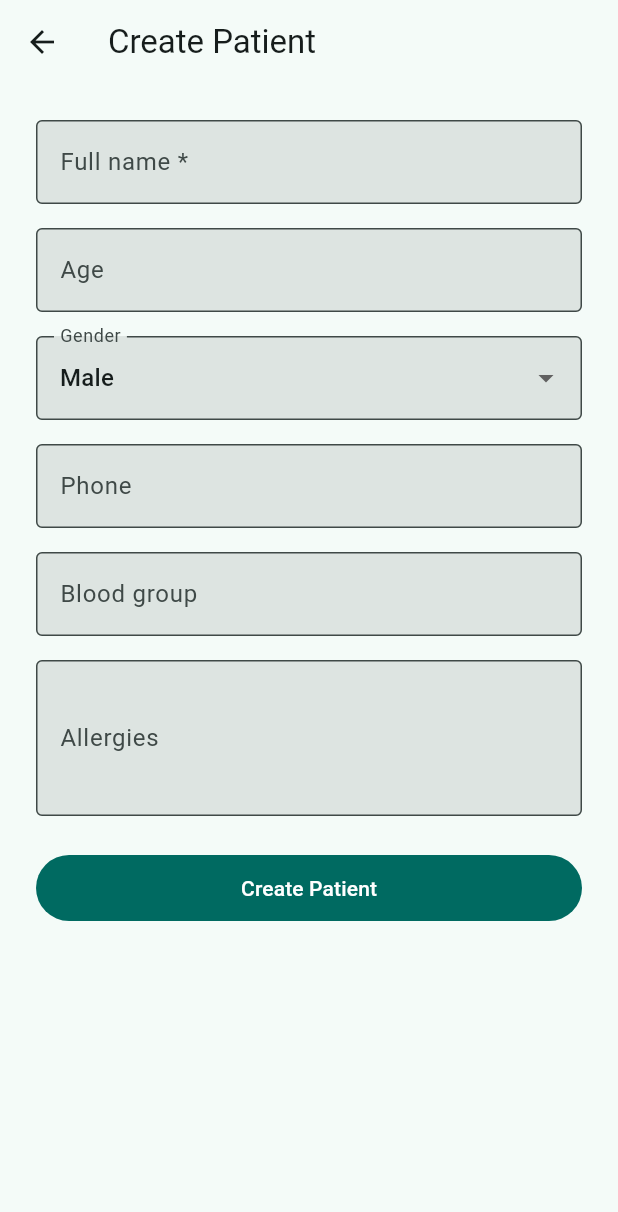
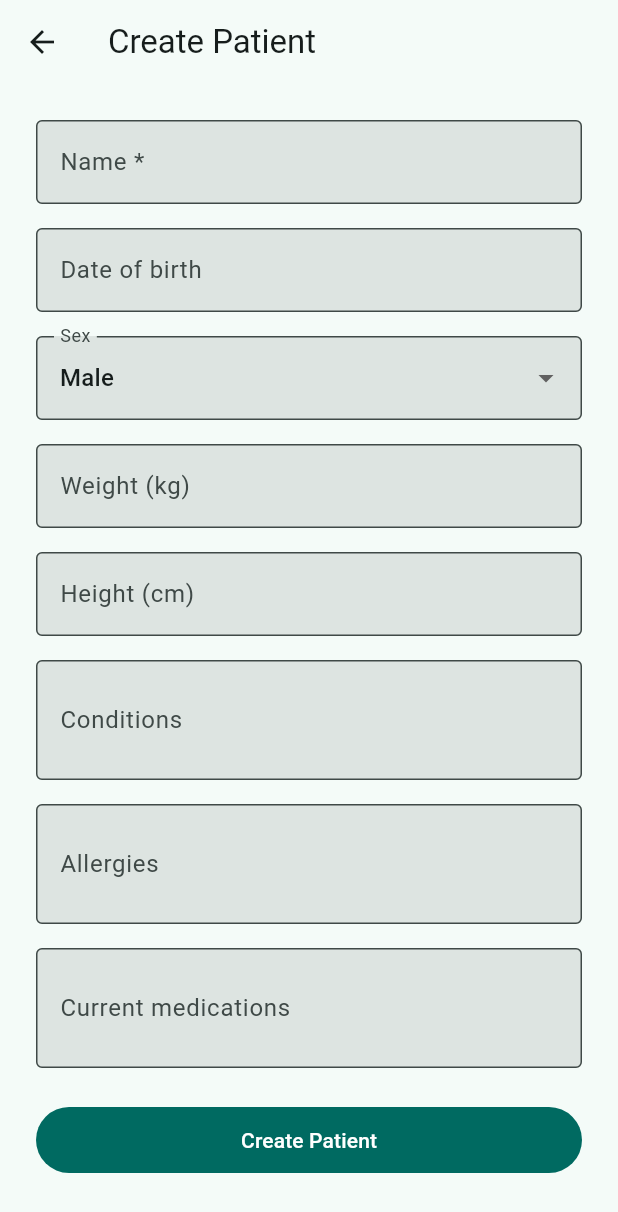
Before and after one commit to shahryar7254/HealthMeat, a Flutter app: the CreatePatientScreen screen opened directly, on a phone screen of 412 x 824 dp. Shown: the top 1212 px of the screen. Run offline on Flutter 3.47's test engine with Material 3 defaults, Android fonts, the phone set to English and light mode, and no system bars; our stand-ins replace image_picker, shared_preferences; accounts and stored records are empty.

Commit message:
used clear

```diff
--- a/lib/config/api_config.dart
+++ b/lib/config/api_config.dart
@@ -1,14 +1,29 @@
+import 'dart:io' show Platform;
+
+import 'package:flutter/foundation.dart';
+
 class ApiConfig {
-  /// Change this to your backend URL (Swagger pe jo dikhta hai).
-  static const String baseUrl = 'http://127.0.0.1:8000';
+  /// Physical device par test karne ke liye apne PC ka LAN IP yahan set karo.
+  /// Example: 'http://192.168.1.5:8000'
+  static const String? physicalDeviceHost = null;
+
+  /// Backend base URL — platform ke hisaab se auto select.
+  static String get baseUrl {
+    if (physicalDeviceHost != null && physicalDeviceHost!.isNotEmpty) {
+      return physicalDeviceHost!;
+    }
+    if (kIsWeb) return 'http://127.0.0.1:8000';
+    if (!kIsWeb && Platform.isAndroid) return 'http://10.0.2.2:8000';
+    return 'http://127.0.0.1:8000';
+  }
 
   static const String register = '/api/v1/auth/register';
   static const String login = '/api/v1/auth/login';
   static const String patients = '/api/v1/patients/';
   static const String scanPrescription = '/api/v1/prescriptions/scan';
 
-  /// true = API ke baghair demo data; real API ready ho to false kar dena.
-  static const bool useMockPrescriptionScan = true;
+  /// false = real backend API use hogi.
+  static const bool useMockPrescriptionScan = false;
 
   static String patientById(String id) => '/api/v1/patients/$id';
 }
--- a/lib/main.dart
+++ b/lib/main.dart
@@ -24,7 +24,7 @@ class HealthMateApp extends StatelessWidget {
           filled: true,
         ),
       ),
-      home: const login_screencreen(),
+      home: const LoginScreen(),
     );
   }
 }
--- a/lib/screens/create_patient_screen.dart
+++ b/lib/screens/create_patient_screen.dart
@@ -12,22 +12,34 @@ class CreatePatientScreen extends StatefulWidget {
 class _CreatePatientScreenState extends State<CreatePatientScreen> {
   final _formKey = GlobalKey<FormState>();
   final _nameCtrl = TextEditingController();
-  final _ageCtrl = TextEditingController();
-  final _phoneCtrl = TextEditingController();
-  final _bloodCtrl = TextEditingController();
+  final _dobCtrl = TextEditingController();
+  final _weightCtrl = TextEditingController();
+  final _heightCtrl = TextEditingController();
+  final _conditionsCtrl = TextEditingController();
   final _allergiesCtrl = TextEditingController();
+  final _medicationsCtrl = TextEditingController();
   final _api = ApiService();
-  String _gender = 'male';
+  String _sex = 'male';
   bool _loading = false;
 
   @override
   void dispose() {
     _nameCtrl.dispose();
-    _ageCtrl.dispose();
-    _phoneCtrl.dispose();
-    _bloodCtrl.dispose();
+    _dobCtrl.dispose();
+    _weightCtrl.dispose();
+    _heightCtrl.dispose();
+    _conditionsCtrl.dispose();
     _allergiesCtrl.dispose();
+    _medicationsCtrl.dispose();
     super.dispose();
+  }
+
+  List<String> _splitList(String value) {
+    return value
+        .split(',')
+        .map((s) => s.trim())
+        .where((s) => s.isNotEmpty)
+        .toList();
   }
 
   Future<void> _submit() async {
@@ -35,20 +47,22 @@ class _CreatePatientScreenState extends State<CreatePatientScreen> {
     setState(() => _loading = true);
     try {
       final body = <String, dynamic>{
-        'full_name': _nameCtrl.text.trim(),
-        'gender': _gender,
-        if (_ageCtrl.text.trim().isNotEmpty)
-          'age': int.tryParse(_ageCtrl.text.trim()),
-        if (_phoneCtrl.text.trim().isNotEmpty) 'phone': _phoneCtrl.text.trim(),
-        if (_bloodCtrl.text.trim().isNotEmpty)
-          'blood_group': _bloodCtrl.text.trim(),
-        if (_allergiesCtrl.text.trim().isNotEmpty)
-          'allergies': _allergiesCtrl.text.trim(),
+        'name': _nameCtrl.text.trim(),
+        'sex': _sex,
+        if (_dobCtrl.text.trim().isNotEmpty)
+          'date_of_birth': _dobCtrl.text.trim(),
+        if (_weightCtrl.text.trim().isNotEmpty)
+          'weight_kg': double.tryParse(_weightCtrl.text.trim()),
+        if (_heightCtrl.text.trim().isNotEmpty)
+          'height_cm': double.tryParse(_heightCtrl.text.trim()),
+        'conditions': _splitList(_conditionsCtrl.text),
+        'allergies': _splitList(_allergiesCtrl.text),
+        'current_medications': _splitList(_medicationsCtrl.text),
       };
 
       final data = await _api.createPatient(body);
       if (!mounted) return;
-      final id = data['id']?.toString() ?? data['patient_id']?.toString();
+      final id = data['id']?.toString();
       ScaffoldMessenger.of(context).showSnackBar(
         SnackBar(
           content: Text(
@@ -84,7 +98,7 @@ class _CreatePatientScreenState extends State<CreatePatientScreen> {
                 TextFormField(
                   controller: _nameCtrl,
                   decoration: const InputDecoration(
-                    labelText: 'Full name *',
+                    labelText: 'Name *',
                     border: OutlineInputBorder(),
                   ),
                   validator: (v) {
@@ -94,18 +108,18 @@ class _CreatePatientScreenState extends State<CreatePatientScreen> {
                 ),
                 const SizedBox(height: 16),
                 TextFormField(
-                  controller: _ageCtrl,
-                  keyboardType: TextInputType.number,
+                  controller: _dobCtrl,
                   decoration: const InputDecoration(
-                    labelText: 'Age',
+                    labelText: 'Date of birth',
                     border: OutlineInputBorder(),
+                    hintText: 'YYYY-MM-DD',
                   ),
                 ),
                 const SizedBox(height: 16),
                 DropdownButtonFormField<String>(
-                  value: _gender,
+                  initialValue: _sex,
                   decoration: const InputDecoration(
-                    labelText: 'Gender',
+                    labelText: 'Sex',
                     border: OutlineInputBorder(),
                   ),
                   items: const [
@@ -114,34 +128,55 @@ class _CreatePatientScreenState extends State<CreatePatientScreen> {
                     DropdownMenuItem(value: 'other', child: Text('Other')),
                   ],
                   onChanged: (v) {
-                    if (v != null) setState(() => _gender = v);
+                    if (v != null) setState(() => _sex = v);
                   },
                 ),
                 const SizedBox(height: 16),
                 TextFormField(
-                  controller: _phoneCtrl,
-                  keyboardType: TextInputType.phone,
+                  controller: _weightCtrl,
+                  keyboardType: TextInputType.number,
                   decoration: const InputDecoration(
-                    labelText: 'Phone',
+                    labelText: 'Weight (kg)',
                     border: OutlineInputBorder(),
                   ),
                 ),
                 const SizedBox(height: 16),
                 TextFormField(
-                  controller: _bloodCtrl,
+                  controller: _heightCtrl,
+                  keyboardType: TextInputType.number,
                   decoration: const InputDecoration(
-                    labelText: 'Blood group',
+                    labelText: 'Height (cm)',
                     border: OutlineInputBorder(),
-                    hintText: 'e.g. A+',
+                  ),
+                ),
+                const SizedBox(height: 16),
+                TextFormField(
+                  controller: _conditionsCtrl,
+                  maxLines: 2,
+                  decoration: const InputDecoration(
+                    labelText: 'Conditions',
+                    border: OutlineInputBorder(),
+                    hintText: 'Comma separated, e.g. diabetes, hypertension',
                   ),
                 ),
                 const SizedBox(height: 16),
                 TextFormField(
                   controller: _allergiesCtrl,
-                  maxLines: 3,
+                  maxLines: 2,
                   decoration: const InputDecoration(
                     labelText: 'Allergies',
                     border: OutlineInputBorder(),
+                    hintText: 'Comma separated, e.g. penicillin, aspirin',
+                  ),
+                ),
+                const SizedBox(height: 16),
+                TextFormField(
+                  controller: _medicationsCtrl,
+                  maxLines: 2,
+                  decoration: const InputDecoration(
+                    labelText: 'Current medications',
+                    border: OutlineInputBorder(),
+                    hintText: 'Comma separated',
                   ),
                 ),
                 const SizedBox(height: 24),
--- a/lib/screens/home_screen.dart
+++ b/lib/screens/home_screen.dart
@@ -103,7 +103,9 @@ class _HomeScreenState extends State<HomeScreen> {
                 Navigator.push(
                   context,
                   MaterialPageRoute(
-                    builder: (_) => const UploadPrescriptionScreen(),
+                    builder: (_) => UploadPrescriptionScreen(
+                      initialPatientId: _patientIdCtrl.text.trim(),
+                    ),
                   ),
                 );
               },
```
Also changed, not shown: lib/models/prescription_scan_result.dart (+88 -11 lines), lib/screens/prescription_result_screen.dart (+93 -0 lines), lib/screens/upload_prescription_screen.dart (+41 -4 lines).
